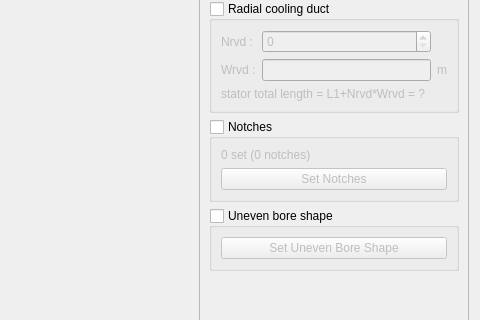
Eomys/pyleecan, file pyleecan/GUI/Dialog/DMachineSetup/SLamShape/SLamShape.ui: the form before one commit; both pictures show x 603 to 1083 and y 171 to 491 of the 1083 by 846 pixel window.
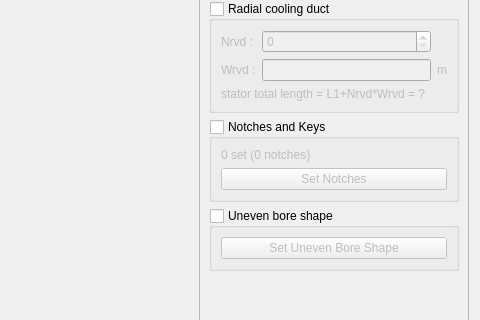
The form after the commit. Custom widgets are drawn as their Qt base class.

Commit message: [BC] Keys with H0=0

Diff of the .ui file:
```diff
--- a/pyleecan/GUI/Dialog/DMachineSetup/SLamShape/SLamShape.ui
+++ b/pyleecan/GUI/Dialog/DMachineSetup/SLamShape/SLamShape.ui
@@ -243,7 +243,7 @@
          <item>
           <widget class="QGroupBox" name="g_notches">
            <property name="title">
-            <string>Notches</string>
+            <string>Notches and Keys</string>
            </property>
            <property name="checkable">
             <bool>true</bool>
```
The commit also changes 2 other files.
